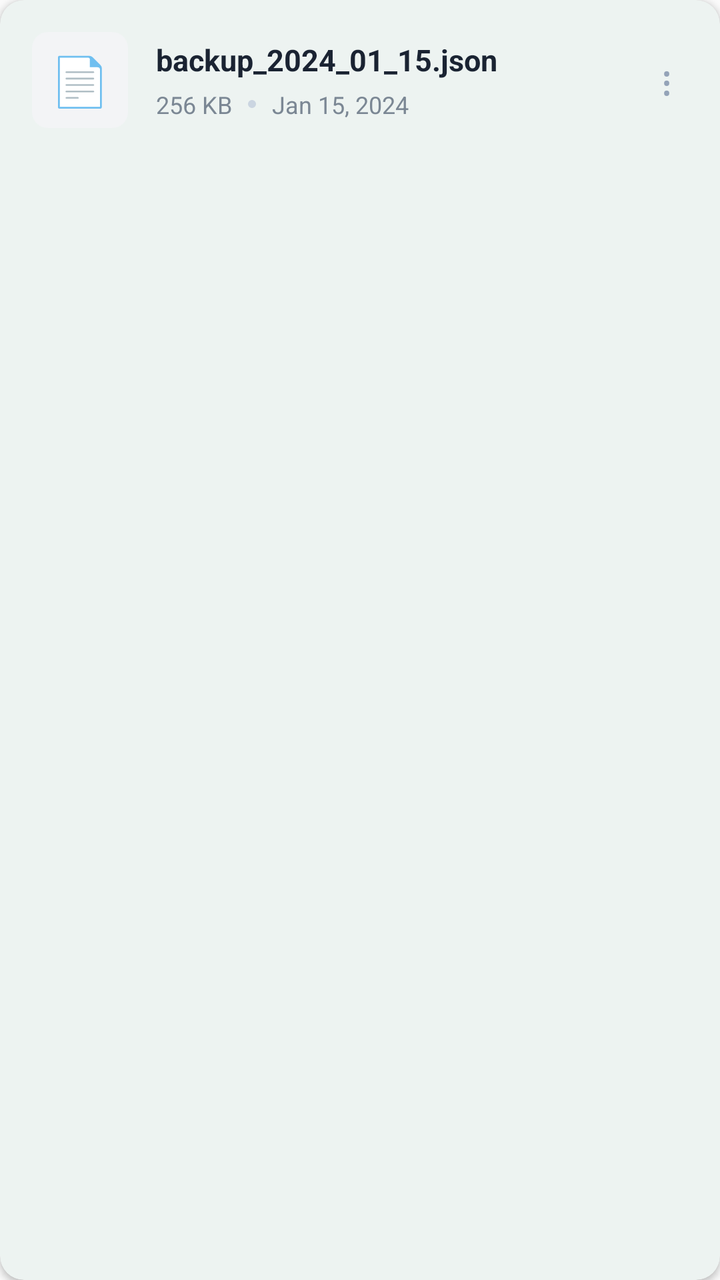
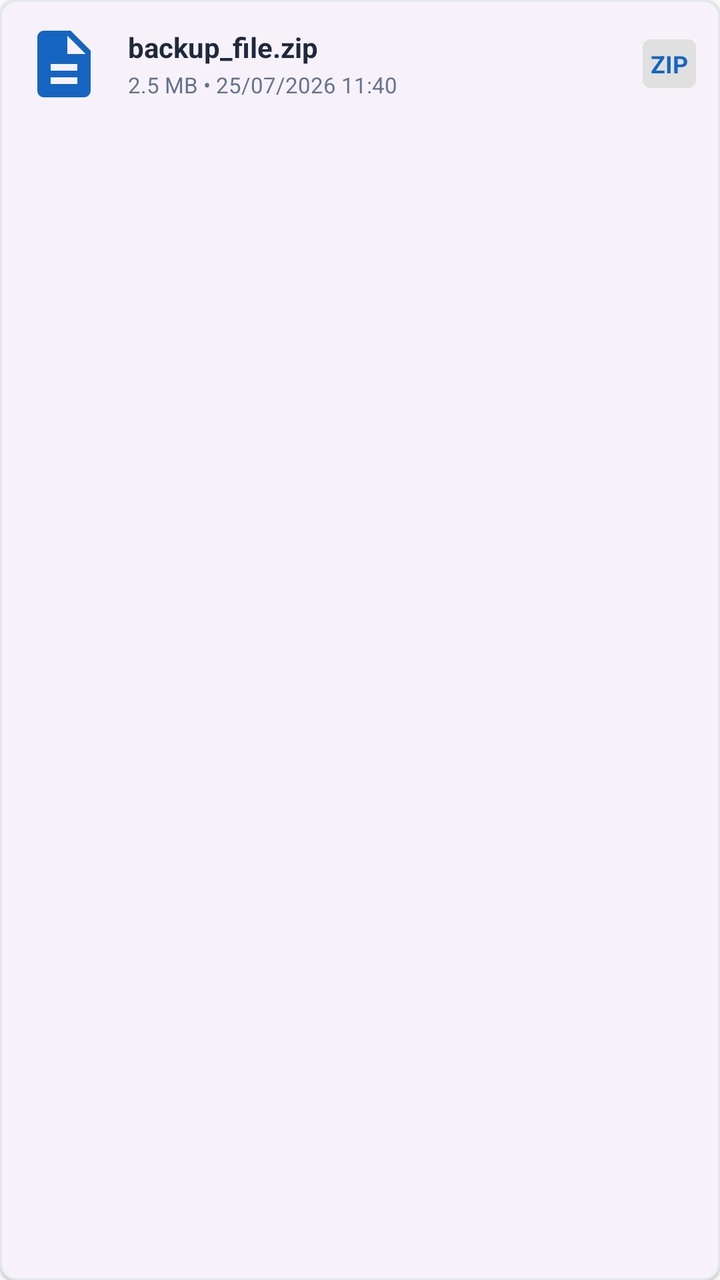

Compare the two renders of this Android layout. The source of the first and the diff that turns it into the second are given below.
<!-- AndroidManifest.xml: application theme Theme.MilkDelivery -->
<!-- res/layout/item_backup_file.xml -->
<?xml version="1.0" encoding="utf-8"?>
<com.google.android.material.card.MaterialCardView
    xmlns:android="http://schemas.android.com/apk/res/android"
    xmlns:app="http://schemas.android.com/apk/res-auto"
    android:layout_width="match_parent"
    android:layout_height="wrap_content"
    android:layout_marginBottom="8dp"
    app:cardCornerRadius="12dp"
    app:cardElevation="2dp"
    app:cardBackgroundColor="#FFFFFF"
    android:foreground="?attr/selectableItemBackground"
    android:clickable="true">

    <LinearLayout
        android:layout_width="match_parent"
        android:layout_height="wrap_content"
        android:orientation="horizontal"
        android:padding="16dp"
        android:gravity="center_vertical">

        
        <LinearLayout
            android:layout_width="48dp"
            android:layout_height="48dp"
            android:background="@drawable/file_icon_background"
            android:gravity="center"
            android:orientation="horizontal">
            <TextView
                android:layout_width="wrap_content"
                android:layout_height="wrap_content"
                android:text="📄"
                android:textSize="24sp" />
        </LinearLayout>

        
        <LinearLayout
            android:layout_width="0dp"
            android:layout_height="wrap_content"
            android:layout_weight="1"
            android:orientation="vertical"
            android:layout_marginStart="14dp">

            <TextView
                android:id="@+id/tvFileName"
                android:layout_width="wrap_content"
                android:layout_height="wrap_content"
                android:text="backup_2024_01_15.json"
                android:textSize="15sp"
                android:textStyle="bold"
                android:textColor="#1A2332"
                android:maxLines="1"
                android:ellipsize="end" />

            <LinearLayout
                android:layout_width="wrap_content"
                android:layout_height="wrap_content"
                android:orientation="horizontal"
                android:layout_marginTop="4dp">

                <TextView
                    android:id="@+id/tvFileSize"
                    android:layout_width="wrap_content"
                    android:layout_height="wrap_content"
                    android:text="256 KB"
                    android:textSize="12sp"
                    android:textColor="#7B8794" />

                <View
                    android:layout_width="4dp"
                    android:layout_height="4dp"
                    android:background="@drawable/dot_separator"
                    android:layout_marginHorizontal="8dp"
                    android:layout_gravity="center_vertical" />

                <TextView
                    android:id="@+id/tvFileDate"
                    android:layout_width="wrap_content"
                    android:layout_height="wrap_content"
                    android:text="Jan 15, 2024"
                    android:textSize="12sp"
                    android:textColor="#7B8794" />

            </LinearLayout>

        </LinearLayout>

        
        <TextView
            android:layout_width="wrap_content"
            android:layout_height="wrap_content"
            android:text="⋮"
            android:textSize="20sp"
            android:textColor="#94A3B8"
            android:padding="8dp"
            android:background="?attr/selectableItemBackground" />

    </LinearLayout>

</com.google.android.material.card.MaterialCardView>
<!-- resources referenced by this layout -->
<resources>
  <!-- drawable dot_separator (drawable) -->
  <?xml version="1.0" encoding="utf-8"?>
  <shape xmlns:android="http://schemas.android.com/apk/res/android">
      <solid android:color="#CBD5E1" />
      <corners android:radius="2dp" />
  </shape>
  <!-- drawable file_icon_background (drawable) -->
  <?xml version="1.0" encoding="utf-8"?>
  <shape xmlns:android="http://schemas.android.com/apk/res/android">
      <solid android:color="#F3F4F6" />
      <corners android:radius="8dp" />
  </shape>
  <style name="Theme.MilkDelivery" parent="Theme.Material3.Light.NoActionBar">
          
          <item name="colorPrimary">@color/primary</item>
          <item name="colorPrimaryDark">@color/primary_dark</item>
          <item name="colorSecondary">@color/secondary</item>
          <item name="android:statusBarColor">@color/primary</item>
          <item name="android:windowLightStatusBar">false</item>
  
          
          <item name="colorSurface">@color/surface</item>
          <item name="colorOnSurface">@color/on_surface</item>
          <item name="android:windowBackground">@color/background</item>
          <item name="colorSurfaceVariant">@color/surface_variant</item>
          <item name="colorOnSurfaceVariant">@color/on_surface_variant</item>
  
          
          <item name="materialCardViewStyle">@style/Widget.Material3.CardView.Elevated</item>
  
          
          <item name="android:colorBackground">@color/background</item>
          <item name="android:navigationBarColor">@color/background</item>
      </style>
  <color name="primary">#005B41</color>
  <color name="primary_dark">#00402E</color>
  <color name="secondary">#03DAC6</color>
  <color name="surface">#FFFFFF</color>
  <color name="on_surface">#212121</color>
  <color name="background">#FAFAFA</color>
  <color name="surface_variant">#F4F4F4</color>
  <color name="on_surface_variant">#555555</color>
</resources>

<!-- the commit's change to res/layout/item_backup_file.xml (unified diff, before → after) -->
@@ -1,99 +1,89 @@
 <?xml version="1.0" encoding="utf-8"?>
-<com.google.android.material.card.MaterialCardView
-    xmlns:android="http://schemas.android.com/apk/res/android"
+<com.google.android.material.card.MaterialCardView xmlns:android="http://schemas.android.com/apk/res/android"
     xmlns:app="http://schemas.android.com/apk/res-auto"
     android:layout_width="match_parent"
     android:layout_height="wrap_content"
-    android:layout_marginBottom="8dp"
-    app:cardCornerRadius="12dp"
-    app:cardElevation="2dp"
-    app:cardBackgroundColor="#FFFFFF"
-    android:foreground="?attr/selectableItemBackground"
-    android:clickable="true">
+    android:layout_marginVertical="4dp"
+    app:cardCornerRadius="8dp"
+    app:cardElevation="1dp"
+    app:strokeColor="@color/colorBorder"
+    app:strokeWidth="1dp">
 
     <LinearLayout
         android:layout_width="match_parent"
         android:layout_height="wrap_content"
         android:orientation="horizontal"
-        android:padding="16dp"
+        android:padding="12dp"
         android:gravity="center_vertical">
 
-        
-        <LinearLayout
-            android:layout_width="48dp"
-            android:layout_height="48dp"
-            android:background="@drawable/file_icon_background"
-            android:gravity="center"
-            android:orientation="horizontal">
-            <TextView
-                android:layout_width="wrap_content"
-                android:layout_height="wrap_content"
-                android:text="📄"
-                android:textSize="24sp" />
-        </LinearLayout>
+        <ImageView
+            android:id="@+id/iv_backup_file_icon"
+            android:layout_width="40dp"
+            android:layout_height="40dp"
+            android:src="@drawable/ic_file"
+            app:tint="@color/colorPrimary"
+            android:contentDescription="File Icon" />
 
-        
         <LinearLayout
             android:layout_width="0dp"
             android:layout_height="wrap_content"
             android:layout_weight="1"
             android:orientation="vertical"
-            android:layout_marginStart="14dp">
+            android:layout_marginStart="12dp"
+            android:layout_marginEnd="8dp">
 
             <TextView
-                android:id="@+id/tvFileName"
-                android:layout_width="wrap_content"
+                android:id="@+id/tv_backup_file_name"
+                android:layout_width="match_parent"
                 android:layout_height="wrap_content"
-                android:text="backup_2024_01_15.json"
-                android:textSize="15sp"
+                android:text="backup_file.zip"
+                android:textColor="@color/colorTextPrimary"
+                android:textSize="14sp"
                 android:textStyle="bold"
-                android:textColor="#1A2332"
-                android:maxLines="1"
-                android:ellipsize="end" />
+                android:ellipsize="end"
+                android:maxLines="1" />
 
             <LinearLayout
-                android:layout_width="wrap_content"
+                android:layout_width="match_parent"
                 android:layout_height="wrap_content"
                 android:orientation="horizontal"
-                android:layout_marginTop="4dp">
+                android:layout_marginTop="2dp">
 
                 <TextView
-                    android:id="@+id/tvFileSize"
+                    android:id="@+id/tv_backup_file_size"
                     android:layout_width="wrap_content"
                     android:layout_height="wrap_content"
-                    android:text="256 KB"
-                    android:textSize="12sp"
-                    android:textColor="#7B8794" />
-
-                <View
-                    android:layout_width="4dp"
-                    android:layout_height="4dp"
-                    android:background="@drawable/dot_separator"
-                    android:layout_marginHorizontal="8dp"
-                    android:layout_gravity="center_vertical" />
+                    android:text="2.5 MB"
+                    android:textColor="@color/colorTextSecondary"
+                    android:textSize="11sp" />
 
                 <TextView
-                    android:id="@+id/tvFileDate"
                     android:layout_width="wrap_content"
                     android:layout_height="wrap_content"
-                    android:text="Jan 15, 2024"
-                    android:textSize="12sp"
-                    android:textColor="#7B8794" />
+                    android:text=" • "
+                    android:textColor="@color/colorTextSecondary"
+                    android:textSize="11sp" />
 
+                <TextView
+                    android:id="@+id/tv_backup_file_date"
+                    android:layout_width="wrap_content"
+                    android:layout_height="wrap_content"
+                    android:text="25/07/2026 11:40"
+                    android:textColor="@color/colorTextSecondary"
+                    android:textSize="11sp" />
             </LinearLayout>
-
         </LinearLayout>
 
-        
         <TextView
+            android:id="@+id/tv_backup_file_type"
             android:layout_width="wrap_content"
             android:layout_height="wrap_content"
-            android:text="⋮"
-            android:textSize="20sp"
-            android:textColor="#94A3B8"
-            android:padding="8dp"
-            android:background="?attr/selectableItemBackground" />
+            android:text="ZIP"
+            android:textColor="@color/colorPrimary"
+            android:textSize="12sp"
+            android:textStyle="bold"
+            android:padding="4dp"
+            android:background="@drawable/bg_file_type" />
 
     </LinearLayout>
-
 </com.google.android.material.card.MaterialCardView>
<!-- resource entries referenced after the edit -->
@@ -1,17 +1,26 @@
 <!-- resources referenced by this layout -->
 <resources>
-  <!-- drawable dot_separator (drawable) -->
+  <color name="colorBorder">#E2E8F0</color>
+  <color name="colorPrimary">#1565C0</color>
+  <color name="colorTextPrimary">#1E293B</color>
+  <color name="colorTextSecondary">#64748B</color>
+  <!-- drawable bg_file_type (drawable) -->
   <?xml version="1.0" encoding="utf-8"?>
   <shape xmlns:android="http://schemas.android.com/apk/res/android">
-      <solid android:color="#CBD5E1" />
-      <corners android:radius="2dp" />
+      <solid android:color="#E0E0E0" />
+      <corners android:radius="4dp" />
   </shape>
-  <!-- drawable file_icon_background (drawable) -->
+  <!-- drawable ic_file (drawable) -->
   <?xml version="1.0" encoding="utf-8"?>
-  <shape xmlns:android="http://schemas.android.com/apk/res/android">
-      <solid android:color="#F3F4F6" />
-      <corners android:radius="8dp" />
-  </shape>
+  <vector xmlns:android="http://schemas.android.com/apk/res/android"
+      android:width="24dp"
+      android:height="24dp"
+      android:viewportWidth="24"
+      android:viewportHeight="24">
+      <path
+          android:fillColor="#1565C0"
+          android:pathData="M14,2H6C4.9,2 4,2.9 4,4v16c0,1.1 0.89,2 1.99,2H18c1.1,0 2,-0.9 2,-2V8l-6,-6zm2,16H8v-2h8v2zm0,-4H8v-2h8v2zm-3,-5V3.5L18.5,9H13z"/>
+  </vector>
   <style name="Theme.MilkDelivery" parent="Theme.Material3.Light.NoActionBar">
           
           <item name="colorPrimary">@color/primary</item>
